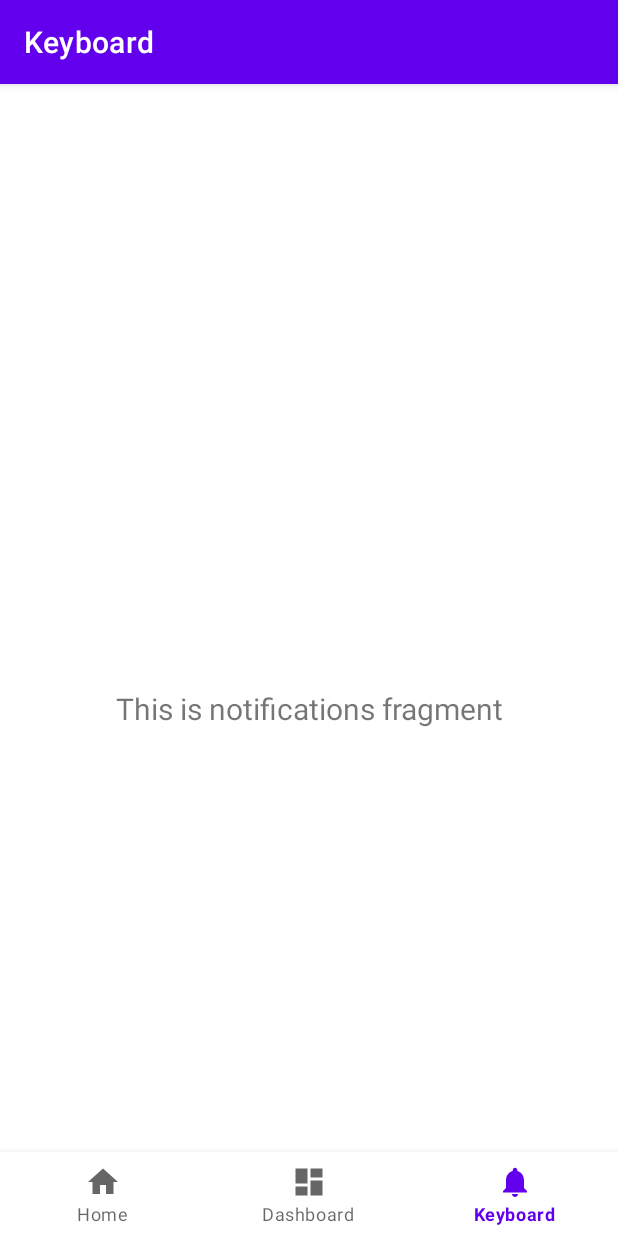
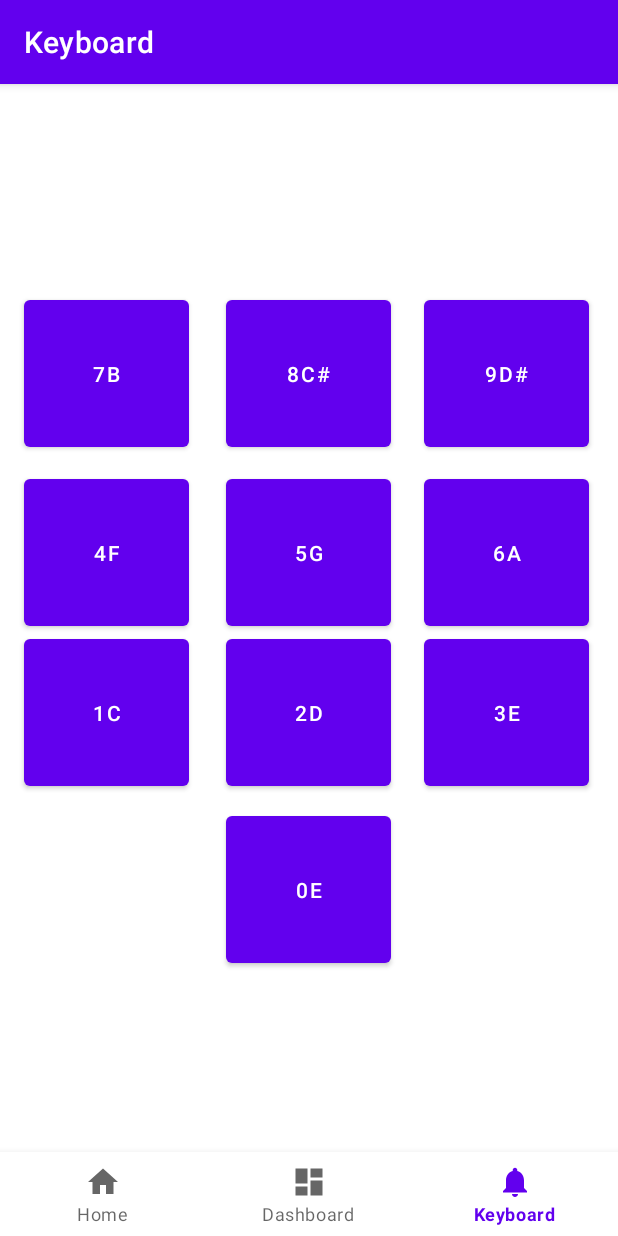
Before and after one commit to Bighsueh/MusicalKeyboard, an Android app: the KeyboardsFragment screen opened through its navigation route, on a phone screen of 412 x 824 dp. Run offline under Robolectric (Android 15) with nearby library versions, the light colour scheme and no system bars; our stand-ins replace navigation-ui; 2 statements that could not run were skipped.

Commit message:
add music button on view

```diff
--- a/app/src/main/res/layout/fragment_keyboard.xml
+++ b/app/src/main/res/layout/fragment_keyboard.xml
@@ -4,19 +4,126 @@
     xmlns:tools="http://schemas.android.com/tools"
     android:layout_width="match_parent"
     android:layout_height="match_parent"
-    tools:context=".ui.keyboards.KeyboardFragment">
+    tools:context=".ui.keyboards.KeyboardsFragment">
 
-    <TextView
-        android:id="@+id/text_keyboards"
-        android:layout_width="match_parent"
-        android:layout_height="wrap_content"
-        android:layout_marginStart="8dp"
-        android:layout_marginTop="8dp"
-        android:layout_marginEnd="8dp"
-        android:textAlignment="center"
-        android:textSize="20sp"
+    <Button
+        android:id="@+id/musicbutton8"
+        android:layout_width="110dp"
+        android:layout_height="110dp"
+        android:text="8C#"
         app:layout_constraintBottom_toBottomOf="parent"
         app:layout_constraintEnd_toEndOf="parent"
+        app:layout_constraintHorizontal_bias="0.498"
         app:layout_constraintStart_toStartOf="parent"
-        app:layout_constraintTop_toTopOf="parent" />
+        app:layout_constraintTop_toTopOf="parent"
+        app:layout_constraintVertical_bias="0.136" />
+
+    <Button
+        android:id="@+id/musicbutton7"
+        android:layout_width="110dp"
+        android:layout_height="110dp"
+        android:text="7B"
+        app:layout_constraintBottom_toBottomOf="parent"
+        app:layout_constraintEnd_toEndOf="parent"
+        app:layout_constraintHorizontal_bias="0.053"
+        app:layout_constraintStart_toStartOf="parent"
+        app:layout_constraintTop_toTopOf="parent"
+        app:layout_constraintVertical_bias="0.136" />
+
+    <Button
+        android:id="@+id/musicbutton9"
+        android:layout_width="110dp"
+        android:layout_height="110dp"
+        android:text="9D#"
+        app:layout_constraintBottom_toBottomOf="parent"
+        app:layout_constraintEnd_toEndOf="parent"
+        app:layout_constraintHorizontal_bias="0.936"
+        app:layout_constraintStart_toStartOf="parent"
+        app:layout_constraintTop_toTopOf="parent"
+        app:layout_constraintVertical_bias="0.136" />
+
+    <Button
+        android:id="@+id/musicbutton5"
+        android:layout_width="110dp"
+        android:layout_height="110dp"
+        android:text="5G"
+        app:layout_constraintBottom_toBottomOf="parent"
+        app:layout_constraintEnd_toEndOf="parent"
+        app:layout_constraintHorizontal_bias="0.498"
+        app:layout_constraintStart_toStartOf="parent"
+        app:layout_constraintTop_toTopOf="parent"
+        app:layout_constraintVertical_bias="0.334" />
+
+    <Button
+        android:id="@+id/musicbutton6"
+        android:layout_width="110dp"
+        android:layout_height="110dp"
+        android:text="6A"
+        app:layout_constraintBottom_toBottomOf="parent"
+        app:layout_constraintEnd_toEndOf="parent"
+        app:layout_constraintHorizontal_bias="0.936"
+        app:layout_constraintStart_toStartOf="parent"
+        app:layout_constraintTop_toTopOf="parent"
+        app:layout_constraintVertical_bias="0.334" />
+
+    <Button
+        android:id="@+id/musicbutton4"
+        android:layout_width="110dp"
+        android:layout_height="110dp"
+        android:text="4F"
+        app:layout_constraintBottom_toBottomOf="parent"
+        app:layout_constraintEnd_toEndOf="parent"
+        app:layout_constraintHorizontal_bias="0.053"
+        app:layout_constraintStart_toStartOf="parent"
+        app:layout_constraintTop_toTopOf="parent"
+        app:layout_constraintVertical_bias="0.334" />
+
+    <Button
+        android:id="@+id/musicbutton2"
+        android:layout_width="110dp"
+        android:layout_height="110dp"
+        android:text="2D"
+        app:layout_constraintBottom_toBottomOf="parent"
+        app:layout_constraintEnd_toEndOf="parent"
+        app:layout_constraintHorizontal_bias="0.498"
+        app:layout_constraintStart_toStartOf="parent"
+        app:layout_constraintTop_toTopOf="parent"
+        app:layout_constraintVertical_bias="0.512" />
+
+    <Button
+        android:id="@+id/musicbutton3"
+        android:layout_width="110dp"
+        android:layout_height="110dp"
+        android:text="3E"
+        app:layout_constraintBottom_toBottomOf="parent"
+        app:layout_constraintEnd_toEndOf="parent"
+        app:layout_constraintHorizontal_bias="0.936"
+        app:layout_constraintStart_toStartOf="parent"
+        app:layout_constraintTop_toTopOf="parent"
+        app:layout_constraintVertical_bias="0.512" />
+
+    <Button
+        android:id="@+id/musicbutton1"
+        android:layout_width="110dp"
+        android:layout_height="110dp"
+        android:text="1C"
+        app:layout_constraintBottom_toBottomOf="parent"
+        app:layout_constraintEnd_toEndOf="parent"
+        app:layout_constraintHorizontal_bias="0.053"
+        app:layout_constraintStart_toStartOf="parent"
+        app:layout_constraintTop_toTopOf="parent"
+        app:layout_constraintVertical_bias="0.512" />
+
+    <Button
+        android:id="@+id/musicbutton10"
+        android:layout_width="110dp"
+        android:layout_height="110dp"
+        android:text="0e"
+        app:layout_constraintBottom_toBottomOf="parent"
+        app:layout_constraintEnd_toEndOf="parent"
+        app:layout_constraintHorizontal_bias="0.498"
+        app:layout_constraintStart_toStartOf="parent"
+        app:layout_constraintTop_toTopOf="parent"
+        app:layout_constraintVertical_bias="0.708" />
+
 </androidx.constraintlayout.widget.ConstraintLayout>
```
